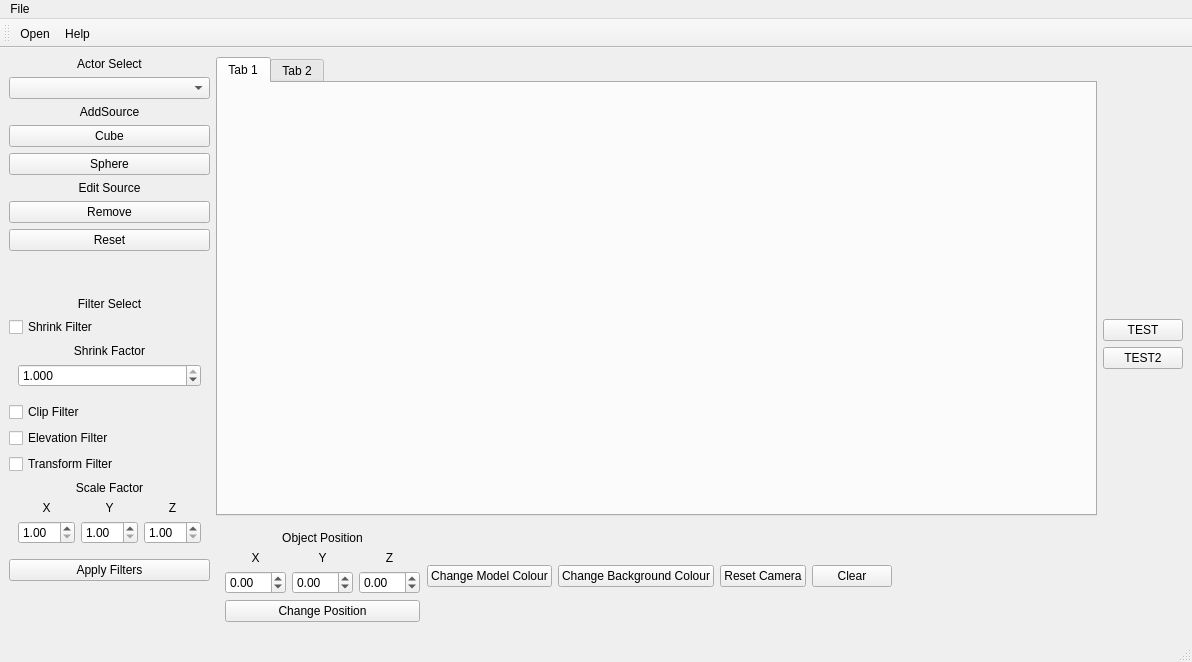
The window that Current_Working_Program/mainwindow.ui (ejagombar/2021_Group_3) describes before a commit, drawn with Qt 5.
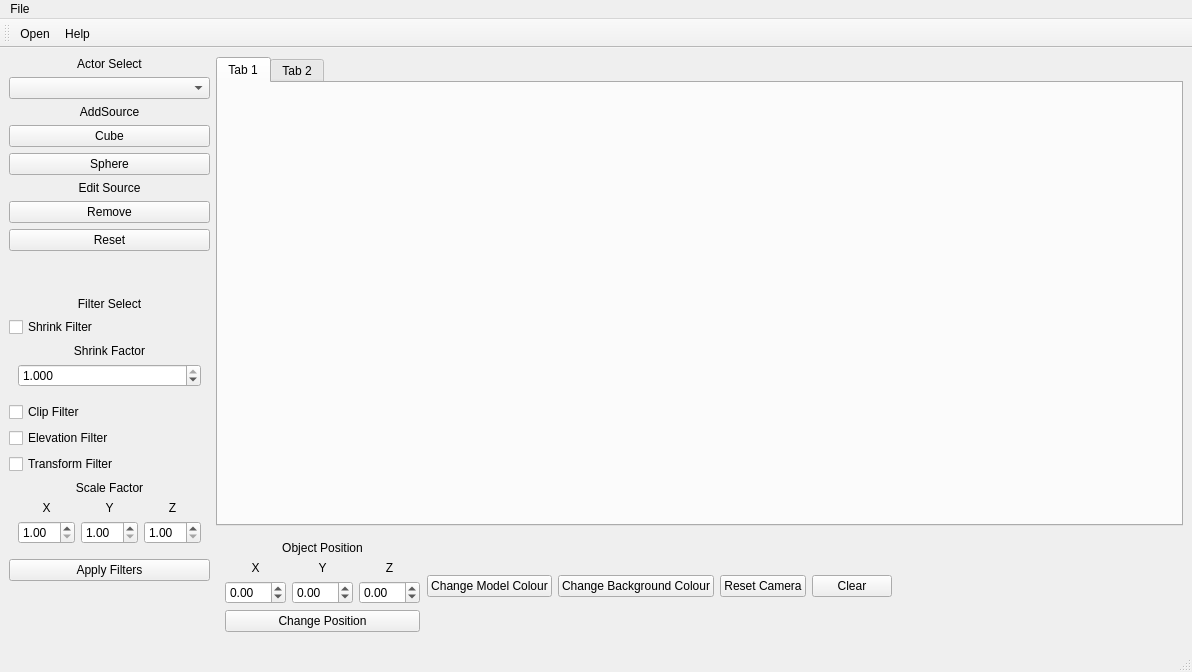
The same window after the commit. Icons and pictures are not drawn. Custom widgets are drawn as their Qt base class.

Commit message: More doxygen, removed testing buttons and associated code

```diff
--- a/Current_Working_Program/mainwindow.ui
+++ b/Current_Working_Program/mainwindow.ui
@@ -7,7 +7,7 @@
     <x>0</x>
     <y>0</y>
     <width>1192</width>
-    <height>662</height>
+    <height>672</height>
    </rect>
   </property>
   <property name="windowTitle">
@@ -492,56 +492,6 @@
       </item>
      </layout>
     </item>
-    <item>
-     <layout class="QVBoxLayout" name="verticalLayout_Filters">
-      <property name="sizeConstraint">
-       <enum>QLayout::SetDefaultConstraint</enum>
-      </property>
-      <property name="leftMargin">
-       <number>0</number>
-      </property>
-      <item>
-       <spacer name="verticalSpacer_3">
-        <property name="orientation">
-         <enum>Qt::Vertical</enum>
-        </property>
-        <property name="sizeHint" stdset="0">
-         <size>
-          <width>20</width>
-          <height>40</height>
-         </size>
-        </property>
-       </spacer>
-      </item>
-      <item>
-       <widget class="QPushButton" name="Btn_Test">
-        <property name="text">
-         <string>TEST</string>
-        </property>
-       </widget>
-      </item>
-      <item>
-       <widget class="QPushButton" name="Btn_Test2">
-        <property name="text">
-         <string>TEST2</string>
-        </property>
-       </widget>
-      </item>
-      <item>
-       <spacer name="verticalSpacer_6">
-        <property name="orientation">
-         <enum>Qt::Vertical</enum>
-        </property>
-        <property name="sizeHint" stdset="0">
-         <size>
-          <width>20</width>
-          <height>40</height>
-         </size>
-        </property>
-       </spacer>
-      </item>
-     </layout>
-    </item>
    </layout>
   </widget>
   <widget class="QMenuBar" name="menubar">
```
The commit also changes 2 other files.
